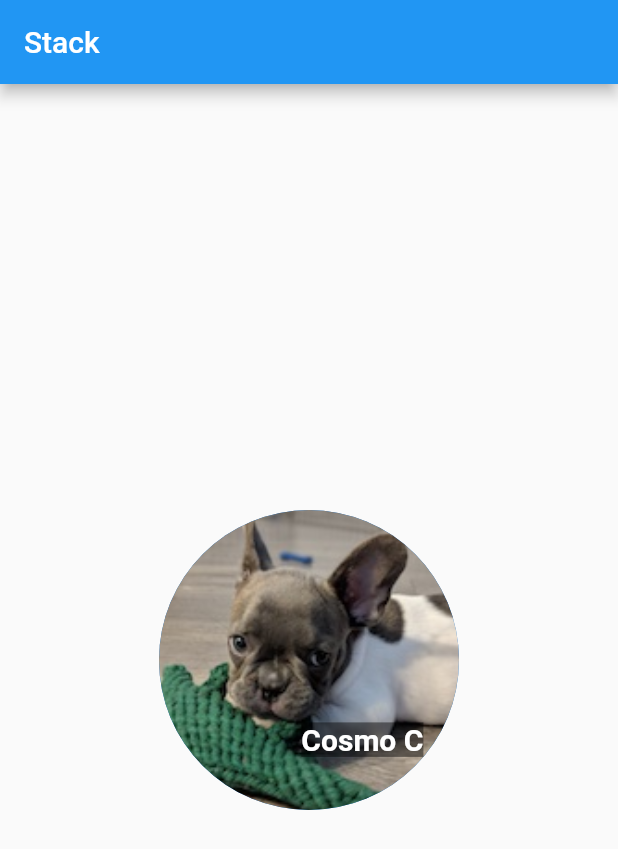
After one commit to luiscarino/layouts_demo, a Flutter app: the screen it shows after launch, on a phone screen of 412 x 824 dp. The commit adds this screen. Shown: the top 849 px of the screen. Run offline on Flutter 3.47's test engine with Material 2 defaults, Android fonts, the phone set to English and light mode, and no system bars.

Commit message:
Adding stack example

```diff
--- a/lib/main.dart
+++ b/lib/main.dart
@@ -1,6 +1,7 @@
 import 'package:flutter/material.dart';
 import 'package:layouts_demo/grid_view_widget_example.dart';
 import 'package:layouts_demo/list_view_widget_example.dart';
+import 'package:layouts_demo/stack_widget_example.dart';
 
 void main() => runApp(MyApp());
 
@@ -14,7 +15,7 @@ class MyApp extends StatelessWidget {
       theme: ThemeData(
         primarySwatch: Colors.blue,
       ),
-      home: ListViewWidget(),
+      home: StackViewWidget(),
     );
   }
 }
--- /dev/null
+++ b/lib/stack_widget_example.dart
@@ -0,0 +1,44 @@
+import 'package:flutter/material.dart';
+
+class StackViewWidget extends StatefulWidget {
+  @override
+  _StackViewWidgetState createState() => _StackViewWidgetState();
+}
+
+class _StackViewWidgetState extends State<StackViewWidget> {
+  @override
+  Widget build(BuildContext context) {
+    return Scaffold(
+      appBar: AppBar(
+        title: Text("Stack"),
+      ),
+      body: Center(
+
+          child: stack),
+    );
+  }
+}
+
+var stack = Stack(
+  alignment: const Alignment(0.6, 0.6),
+  children: [
+//    Container(color: Colors.green, height: ,),
+    CircleAvatar(
+      backgroundImage: AssetImage('images/image1.jpg'),
+      radius: 100.0,
+    ),
+    Container(
+      decoration: BoxDecoration(
+        color: Colors.black45,
+      ),
+      child: Text(
+        'Cosmo C',
+        style: TextStyle(
+          fontSize: 20.0,
+          fontWeight: FontWeight.bold,
+          color: Colors.white,
+        ),
+      ),
+    ),
+  ],
+);
```
